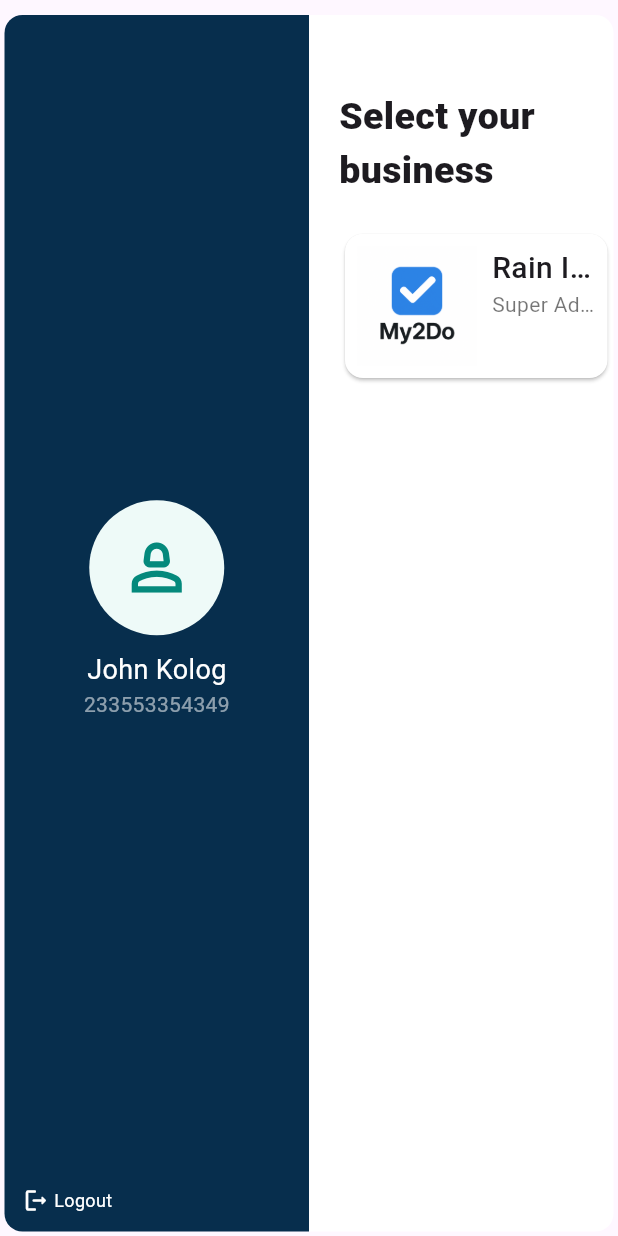
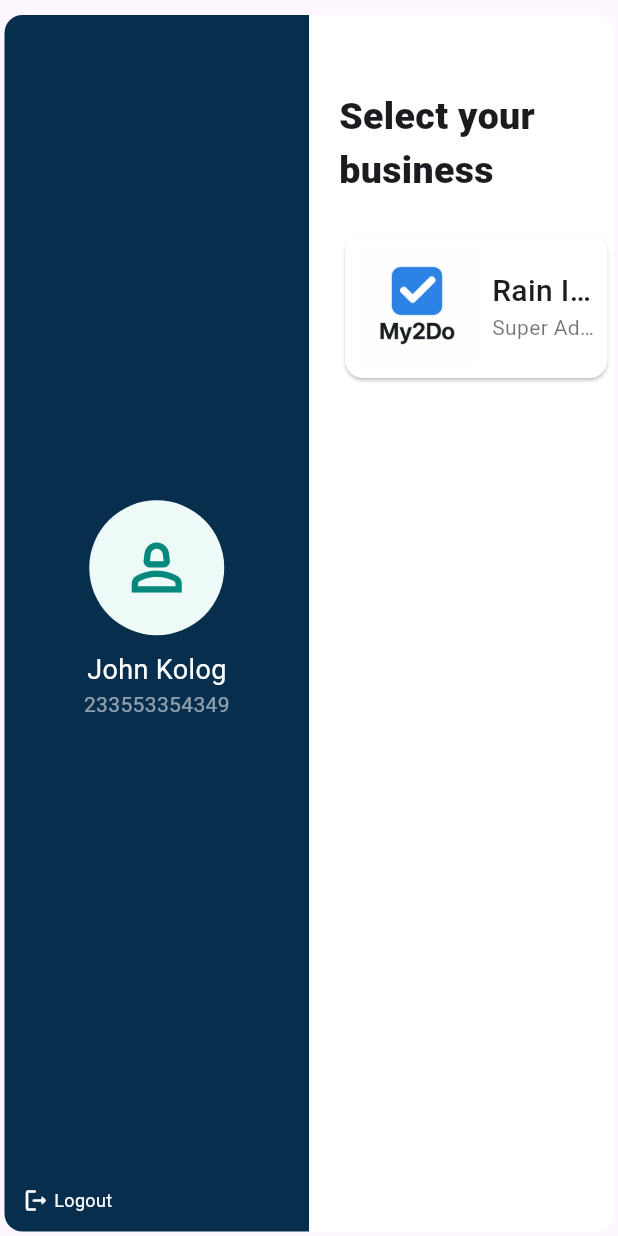
Before and after one commit to Yinbey/ksmis, a Flutter app: the screen it shows after launch, on a phone screen of 412 x 824 dp. Run offline on Flutter 3.47's test engine with Material 3 defaults, Android fonts, the phone set to English and light mode, and no system bars.

Commit message:
Initial commit - added KSMS Flutter project

```diff
--- a/lib/home_screen.dart
+++ b/lib/home_screen.dart
@@ -87,7 +87,8 @@ class _HomeScreenState extends State<HomeScreen> {
                               bool isWide = constraints.maxWidth > 600;
 
                               Widget content = Row(
-                                crossAxisAlignment: CrossAxisAlignment.start,
+                                mainAxisAlignment: MainAxisAlignment.start,
+                                //crossAxisAlignment: CrossAxisAlignment.start,
                                 children: [
                                   Image.asset(
                                     'assets/images/logo.png',
```
